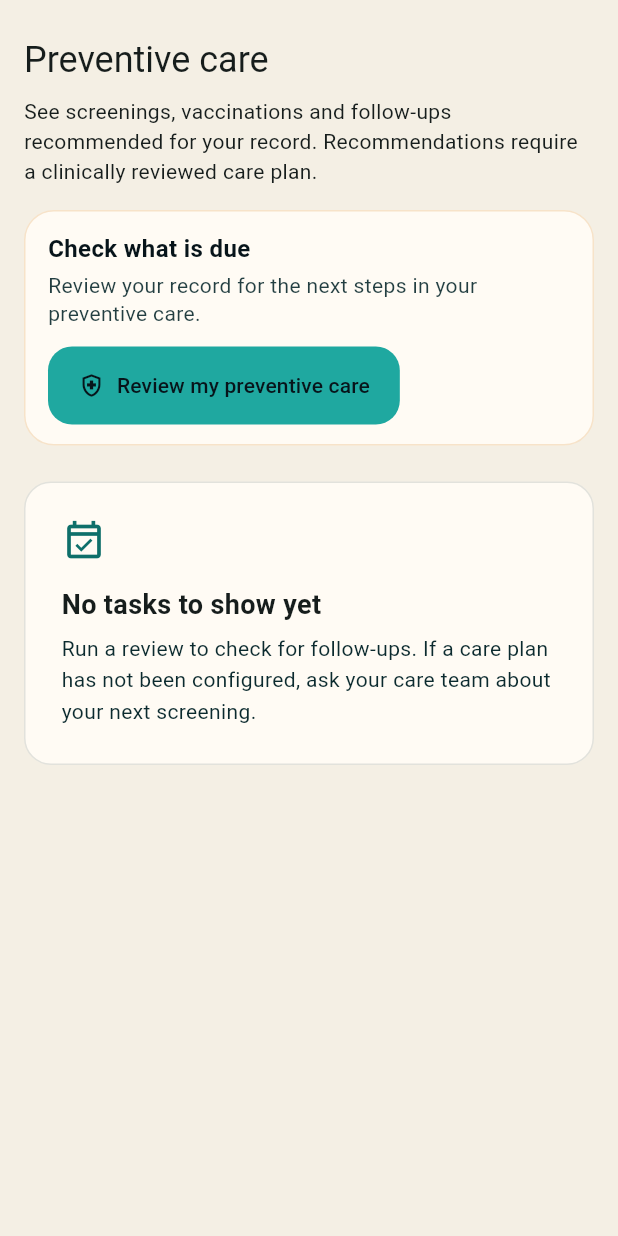
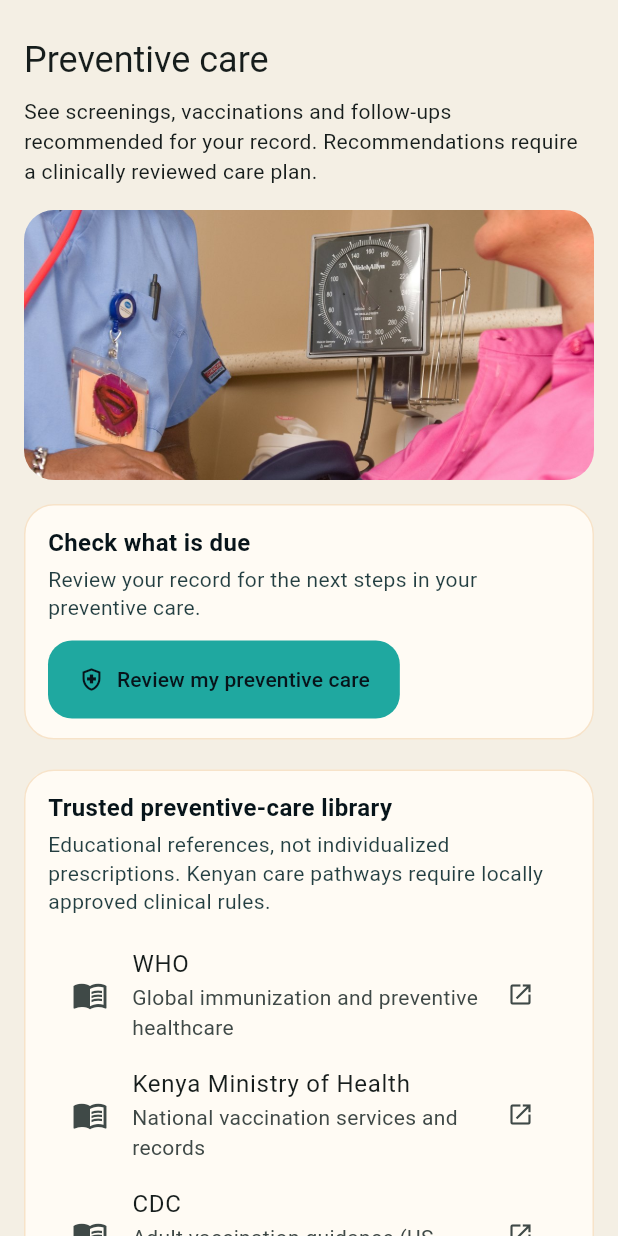
Before and after one commit to chrisndirangu54/Hulka, a Flutter app: the PreventiveScreen widget shown alone on an empty page, opened directly, on a phone screen of 412 x 824 dp. Run offline on Flutter 3.47's test engine with Material 3 defaults, Android fonts, the phone set to English and light mode, and no system bars; our stand-ins replace cloud_firestore, cloud_functions, file_picker, firebase_auth, firebase_core, firebase_messaging and 2 more; missing offline and left inert: health; accounts and stored records are empty; Roboto replaces fonts that are missing (Georgia).

Commit message:
Restore preventive photo and add trusted care resources and medical record intake

```diff
--- a/lib/features/preventive/preventive_screen.dart
+++ b/lib/features/preventive/preventive_screen.dart
@@ -3,6 +3,8 @@ import 'package:firebase_auth/firebase_auth.dart';
 import 'package:flutter/material.dart';
 import '../../ui/health_workspace.dart';
 import '../../ui/hulka_board.dart';
+import '../timeline/patient_records_screen.dart';
+import 'package:url_launcher/url_launcher.dart';
 import '../../services/functions_service.dart';
 
 class PreventiveScreen extends StatefulWidget {
@@ -71,6 +73,11 @@ class _PreventiveScreenState extends State<PreventiveScreen> {
           'See screenings, vaccinations and follow-ups recommended for your record. Recommendations require a clinically reviewed care plan.',
         ),
         const SizedBox(height: 16),
+        ClipRRect(borderRadius: BorderRadius.circular(20),
+          child: SizedBox(height: 180, width: double.infinity,
+            child: Image.asset('assets/images/care.jpg', fit: BoxFit.cover,
+              errorBuilder: (_, __, ___) => const Icon(Icons.health_and_safety, size: 64)))),
+        const SizedBox(height: 16),
         HulkaBoard(
           title: 'Check what is due',
           subtitle:
@@ -87,6 +94,37 @@ class _PreventiveScreenState extends State<PreventiveScreen> {
           ),
         ),
         if (message != null) ...[const SizedBox(height: 12), Text(message!)],
+        const SizedBox(height: 20),
+        HulkaBoard(
+          title: 'Trusted preventive-care library',
+          subtitle: 'Educational references, not individualized prescriptions. Kenyan care pathways require locally approved clinical rules.',
+          child: Column(children: [
+            for (final source in const [
+              ('WHO', 'Global immunization and preventive healthcare', 'https://www.who.int/health-topics/vaccines-and-immunization'),
+              ('Kenya Ministry of Health', 'National vaccination services and records', 'https://portal.health.go.ke/dashboard/vaccination-schedule'),
+              ('CDC', 'Adult vaccination guidance (US-specific)', 'https://www.cdc.gov/vaccines/hcp/imz-schedules/adult-age.html'),
+              ('Red Cross', 'First aid and emergency preparedness', 'https://www.redcross.org/take-a-class/first-aid'),
+            ])
+              ListTile(
+                leading: const Icon(Icons.menu_book_outlined),
+                title: Text(source.$1), subtitle: Text(source.$2),
+                trailing: const Icon(Icons.open_in_new, size: 18),
+                onTap: () => launchUrl(Uri.parse(source.$3), mode: LaunchMode.externalApplication),
+              ),
+          ]),
+        ),
+        const SizedBox(height: 16),
+        HulkaBoard(
+          title: 'Your history, ready for your next doctor',
+          subtitle: 'Save consultation documents or request a verified hospital import from TeknTandao Workspace.',
+          child: Align(alignment: Alignment.centerLeft,
+            child: OutlinedButton.icon(
+              onPressed: () => Navigator.of(context).push(MaterialPageRoute<void>(
+                builder: (_) => const PatientRecordsScreen())),
+              icon: const Icon(Icons.folder_shared_outlined),
+              label: const Text('Manage medical records'),
+            )),
+        ),
         const SizedBox(height: 24),
         StreamBuilder<QuerySnapshot<Map<String, dynamic>>>(
           stream: tasks,
```
